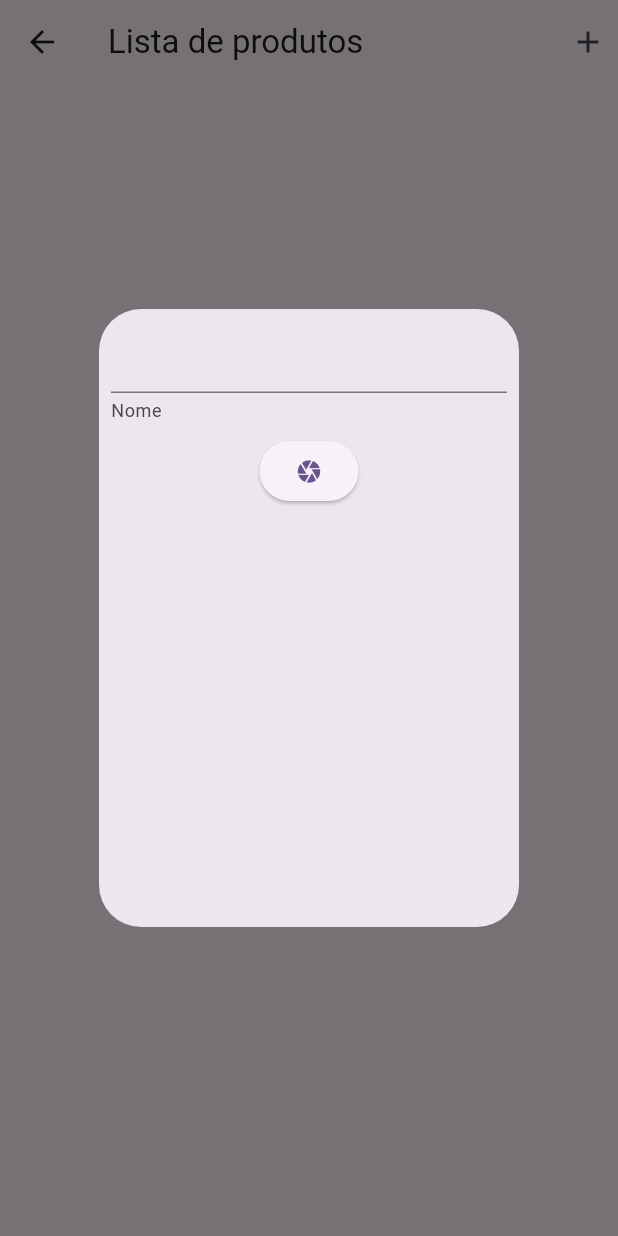
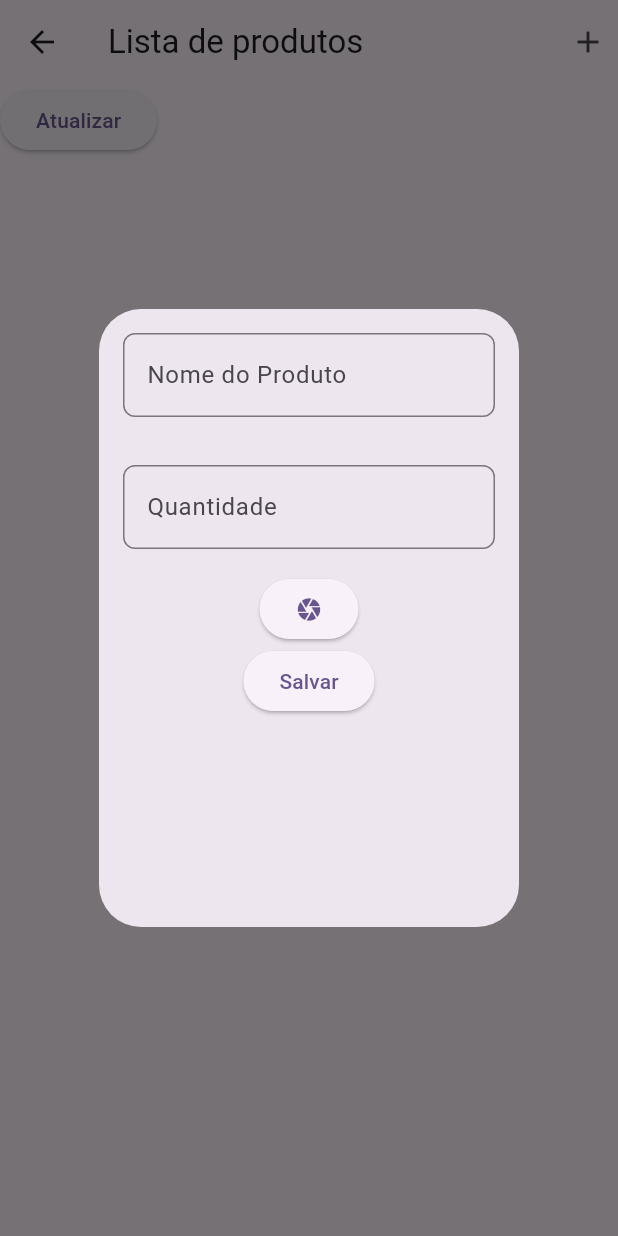
Before and after one commit to Guimarte/hard_stock, a Flutter app: the ProductsPage screen opened by its route, after a tap on the "add" icon, on a phone screen of 412 x 824 dp. Run offline on Flutter 3.47's test engine with Material 3 defaults, Android fonts, the phone set to English and light mode, and no system bars; our stand-ins replace flutter_bloc, shared_preferences, sqflite; missing offline and left inert: barcode_scan2; accounts and stored records are empty.

```diff
--- a/lib/app/features/products/bloc/products_bloc.dart
+++ b/lib/app/features/products/bloc/products_bloc.dart
@@ -1,8 +1,23 @@
+import 'package:flutter/material.dart';
+import 'package:flutter_bloc/flutter_bloc.dart';
 import 'package:hard_stock/app/features/products/bloc/products_events.dart';
 import 'package:hard_stock/app/features/products/bloc/products_state.dart';
-import 'package:flutter_bloc/flutter_bloc.dart';
+import 'package:shared_preferences/shared_preferences.dart';
 
+class ProductsBloc extends Bloc<ProductsEvents, ProductsState> {
+  ProductsBloc() : super(ProductsInitialState()) {
+    on<LoadProductsEvent>(loadFiles);
+  }
+  final TextEditingController _productName = TextEditingController();
+  final TextEditingController _productQuantity = TextEditingController();
+  TextEditingController get productName => _productName;
+  TextEditingController get productQuantity => _productQuantity;
 
-class ProductsBloc extends Bloc<ProductsEvents,ProductsState>{
-  ProductsBloc():super(ProductsInitialState());
+  void loadFiles(LoadProductsEvent events, Emitter emitter) async {
+    final SharedPreferences prefs = await SharedPreferences.getInstance();
+    String? nome = prefs.getString("nome");
+    print(nome);
+
+    emitter(ProductsLoadState(prefs.getString("nome")!));
+  }
 }
--- a/lib/app/features/products/bloc/products_events.dart
+++ b/lib/app/features/products/bloc/products_events.dart
@@ -1 +1,8 @@
-abstract class ProductsEvents{}
+abstract class ProductsEvents {}
+
+class SaveProductsEvent extends ProductsEvents {
+  SaveProductsEvent(this.name);
+  String name;
+}
+
+class LoadProductsEvent extends ProductsEvents {}
--- a/lib/app/features/products/bloc/products_state.dart
+++ b/lib/app/features/products/bloc/products_state.dart
@@ -1,3 +1,8 @@
 abstract class ProductsState {}
 
-class ProductsInitialState extends ProductsState{}
+class ProductsInitialState extends ProductsState {}
+
+class ProductsLoadState extends ProductsState {
+  ProductsLoadState(this.productname);
+  String productname;
+}
--- /dev/null
+++ b/lib/app/features/products/mixin/products_page_mixin.dart
@@ -0,0 +1,11 @@
+import 'package:flutter/material.dart';
+import 'package:hard_stock/app/database/products_table.dart';
+import 'package:hard_stock/app/features/products/presentation/products_page.dart';
+
+mixin ProductsPageMixin on State<ProductsPage> {
+  @override
+  initState() {
+    super.initState();
+    ProductsTableProvider().open("teste.db");
+  }
+}
--- a/lib/app/features/products/presentation/products_page.dart
+++ b/lib/app/features/products/presentation/products_page.dart
@@ -1,10 +1,20 @@
 import 'package:flutter/material.dart';
+import 'package:flutter_bloc/flutter_bloc.dart';
+import 'package:hard_stock/app/features/products/bloc/products_bloc.dart';
+import 'package:hard_stock/app/features/products/bloc/products_events.dart';
+import 'package:hard_stock/app/features/products/bloc/products_state.dart';
+import 'package:hard_stock/app/features/products/mixin/products_page_mixin.dart';
 import 'package:hard_stock/app/features/products/widget/add_products_button.dart';
 import 'package:hard_stock/app/features/products/widget/card_add_products.dart';
 
-class ProductsPage extends StatelessWidget {
+class ProductsPage extends StatefulWidget {
   const ProductsPage({super.key});
 
+  @override
+  State<ProductsPage> createState() => _ProductsPageState();
+}
+
+class _ProductsPageState extends State<ProductsPage> with ProductsPageMixin {
   @override
   Widget build(BuildContext context) {
     return SafeArea(
@@ -17,15 +27,42 @@ class ProductsPage extends StatelessWidget {
               function: () {
                 showDialog(
                   context: context,
-                  builder: (BuildContext context) {
-                    return CardAddProducts();
+                  builder: (BuildContext cxt) {
+                    return CardAddProducts(
+                      productsBloc: context.read<ProductsBloc>(),
+                    );
                   },
                 );
               },
             ),
           ],
         ),
-        body: Column(),
+        body: BlocBuilder<ProductsBloc, ProductsState>(
+          builder: (context, state) {
+            if (state is ProductsInitialState) {
+              return Column(
+                children: [
+                  ElevatedButton(
+                    onPressed: () {
+                      context.read<ProductsBloc>().add(LoadProductsEvent());
+                    },
+                    child: Text("Atualizar"),
+                  ),
+                ],
+              );
+            }
+            if (state is ProductsLoadState) {
+              return Text(state.productname);
+            } else {
+              return ElevatedButton(
+                onPressed: () {
+                  context.read<ProductsBloc>().add(LoadProductsEvent());
+                },
+                child: Text("Atualizar"),
+              );
+            }
+          },
+        ),
       ),
     );
   }
--- a/lib/app/features/products/widget/card_add_products.dart
+++ b/lib/app/features/products/widget/card_add_products.dart
@@ -1,9 +1,12 @@
 import 'package:flutter/material.dart';
 import 'package:hard_stock/app/core/flutter_barcode_scanner/barcode_scanner.dart';
+import 'package:hard_stock/app/features/products/bloc/products_bloc.dart';
+import 'package:hard_stock/app/widgets/custom_text_field.dart';
+import 'package:shared_preferences/shared_preferences.dart';
 
 class CardAddProducts extends StatelessWidget {
-  const CardAddProducts({super.key});
-
+  ProductsBloc productsBloc;
+  CardAddProducts({required this.productsBloc, super.key});
   @override
   Widget build(BuildContext context) {
     return Dialog(
@@ -12,11 +15,15 @@ class CardAddProducts extends StatelessWidget {
         height: MediaQuery.sizeOf(context).height * 0.5,
         child: Column(
           children: [
-            Padding(
-              padding: const EdgeInsets.all(8.0),
-              child: TextFormField(
-                decoration: InputDecoration(helperText: "Nome"),
-              ),
+            CustomTextField(
+              textEditingController: productsBloc.productName,
+              hint: "Nome do Produto",
+              textInputType: TextInputType.text,
+            ),
+            CustomTextField(
+              textEditingController: productsBloc.productQuantity,
+              hint: "Quantidade",
+              textInputType: TextInputType.number,
             ),
             ElevatedButton(
               onPressed: () {
@@ -24,6 +31,17 @@ class CardAddProducts extends StatelessWidget {
               },
               child: Icon(Icons.camera),
             ),
+            ElevatedButton(
+              onPressed: () async {
+                final SharedPreferences prefs =
+                    await SharedPreferences.getInstance();
+                print("TESTE TESTE TESTE TESTE ");
+                print(productsBloc.productName.text);
+                prefs.setString("nome", productsBloc.productName.text);
+                Navigator.pop(context);
+              },
+              child: Text("Salvar"),
+            ),
           ],
         ),
       ),
--- /dev/null
+++ b/lib/app/widgets/custom_text_field.dart
@@ -0,0 +1,29 @@
+import 'package:flutter/material.dart';
+
+class CustomTextField extends StatelessWidget {
+  TextEditingController textEditingController;
+  TextInputType textInputType;
+  String hint;
+
+  CustomTextField({
+    required this.textEditingController,
+    required this.hint,
+    required this.textInputType,
+    super.key,
+  });
+
+  @override
+  Widget build(BuildContext context) {
+    return Padding(
+      padding: const EdgeInsets.all(16.0),
+      child: TextFormField(
+        controller: textEditingController,
+        keyboardType: textInputType,
+        decoration: InputDecoration(
+          border: OutlineInputBorder(borderRadius: BorderRadius.circular(8)),
+          hintText: hint,
+        ),
+      ),
+    );
+  }
+}
--- a/pubspec.yaml
+++ b/pubspec.yaml
@@ -37,6 +37,9 @@ dependencies:
   flutter_bloc: ^9.0.0
   mobile_scanner: ^6.0.6
   barcode_scan2: ^4.5.0
+  shared_preferences: ^2.5.2
+  bloc: ^9.0.0
+  sqflite: ^2.4.2
 
 dev_dependencies:
   flutter_test:
```
Also changed, not shown: lib/app/database/products_table.dart (added, +55 -0 lines), pubspec.lock.
